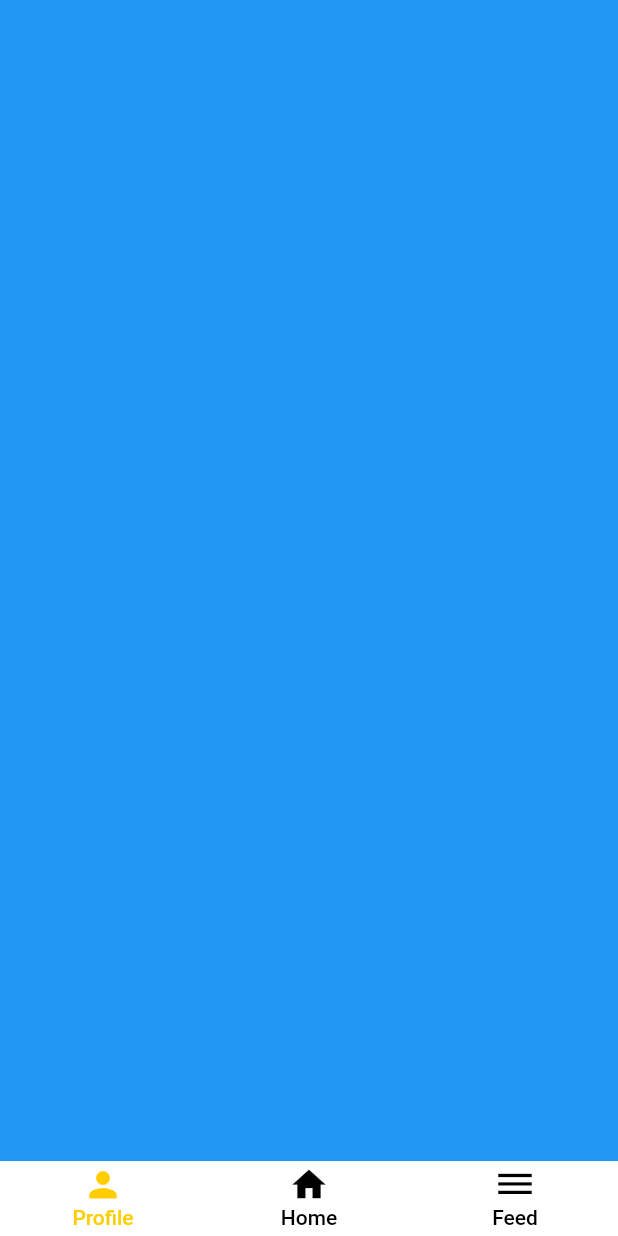
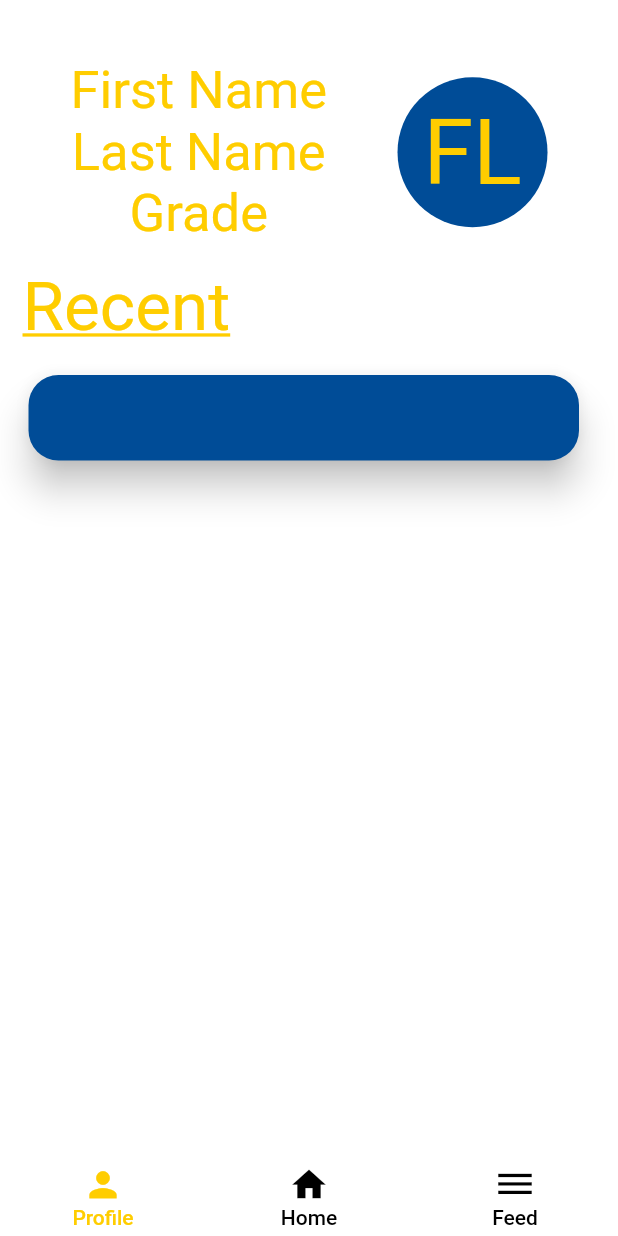
Before and after one commit to Dbono-dev/Sickles_FFA, a Flutter app: the screen it shows once a user with an empty profile is signed in, on a phone screen of 412 x 824 dp. Run offline on Flutter 3.47's test engine with Material 2 defaults, Android fonts, the phone set to English and light mode, and no system bars; our stand-ins replace cloud_firestore, firebase_auth, google_fonts; accounts and stored records are empty.

Commit message:
Another commit

```diff
--- a/lib/main_page.dart
+++ b/lib/main_page.dart
@@ -1,5 +1,6 @@
 import 'package:flutter/material.dart';
-import 'package:google_fonts/google_fonts.dart';
+import 'package:ffa_app/feed_page.dart';
+import 'package:ffa_app/profile_page.dart';
 
 class MainPage extends StatelessWidget {
   @override
@@ -9,13 +10,9 @@ class MainPage extends StatelessWidget {
       child: Scaffold(
         body: TabBarView(
           children: [
-            Container(
-              color: Colors.blue,
-            ),
+            ProfilePage(),
             MainPageBody(),
-            Container(
-              color: Colors.yellow,
-            )
+            FeedPage()
           ]
         ),
         bottomNavigationBar: SizedBox(
--- /dev/null
+++ b/lib/profile_page.dart
@@ -0,0 +1,50 @@
+import 'package:flutter/material.dart';
+
+class ProfilePage extends StatelessWidget {
+  @override
+  Widget build(BuildContext context) {
+    return Container(
+      color: Colors.white,
+      child: Column(
+        mainAxisAlignment: MainAxisAlignment.start,
+        crossAxisAlignment: CrossAxisAlignment.start,
+        children: <Widget> [
+          Padding(padding: EdgeInsets.all(20)),
+          Row(
+            mainAxisAlignment: MainAxisAlignment.spaceEvenly,
+            children: <Widget>[
+              Column(
+                children: <Widget>[
+                  Text("First Name", style: TextStyle(fontSize: 35, color: Theme.of(context).accentColor),),
+                  Text("Last Name", style: TextStyle(fontSize: 35, color: Theme.of(context).accentColor),),
+                  Text("Grade", style: TextStyle(fontSize: 35, color: Theme.of(context).accentColor),)
+                ],
+              ),
+              CircleAvatar(
+                radius: 50,
+                backgroundColor: Theme.of(context).primaryColor,
+                child: Text("FL", style: TextStyle(fontSize: 60, color: Theme.of(context).accentColor),),
+              )
+            ],
+          ),
+          Padding(
+            padding: const EdgeInsets.fromLTRB(15, 15, 0, 0),
+            child: Text("Recent", style: TextStyle(fontSize: 45, color: Theme.of(context).accentColor, decoration: TextDecoration.underline),),
+          ),
+          Padding(
+            padding: EdgeInsets.fromLTRB(15, 15, 0, 0),
+            child: Container(
+              height: 65,
+              width: 375,
+              child: Card(
+                color: Theme.of(context).primaryColor,
+                elevation: 10,
+                shape: RoundedRectangleBorder(borderRadius: BorderRadius.circular(20))
+              )
+            ),
+          )
+        ]
+      ),
+    );
+  }
+}
```
Also changed, not shown: lib/feed_page.dart (added, +70 -0 lines).
